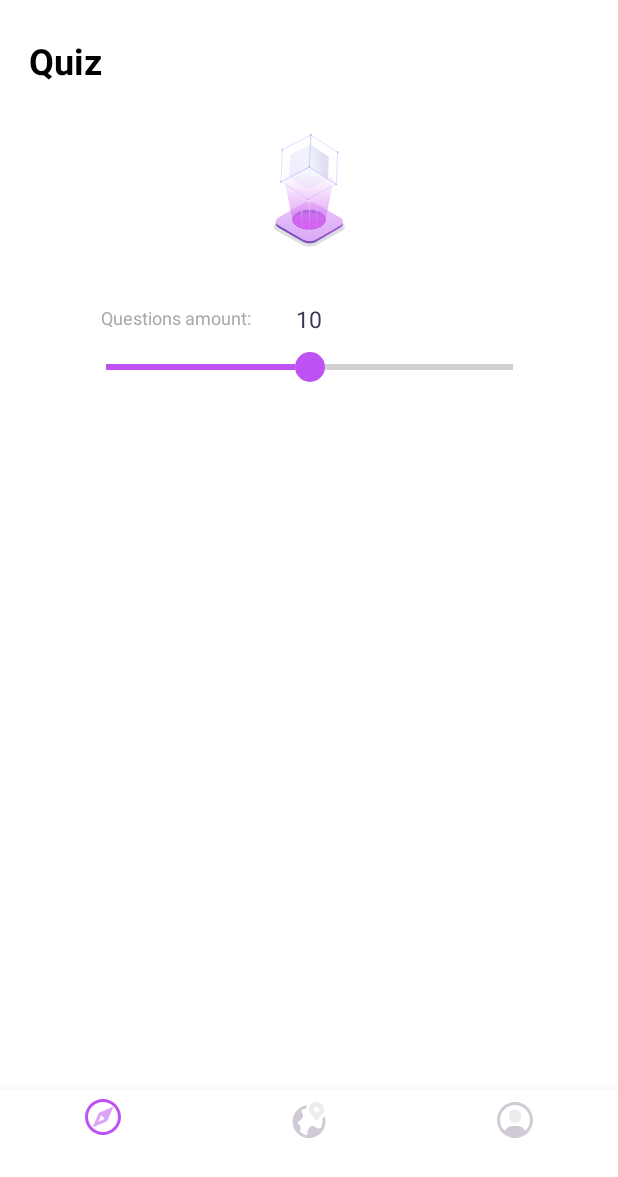
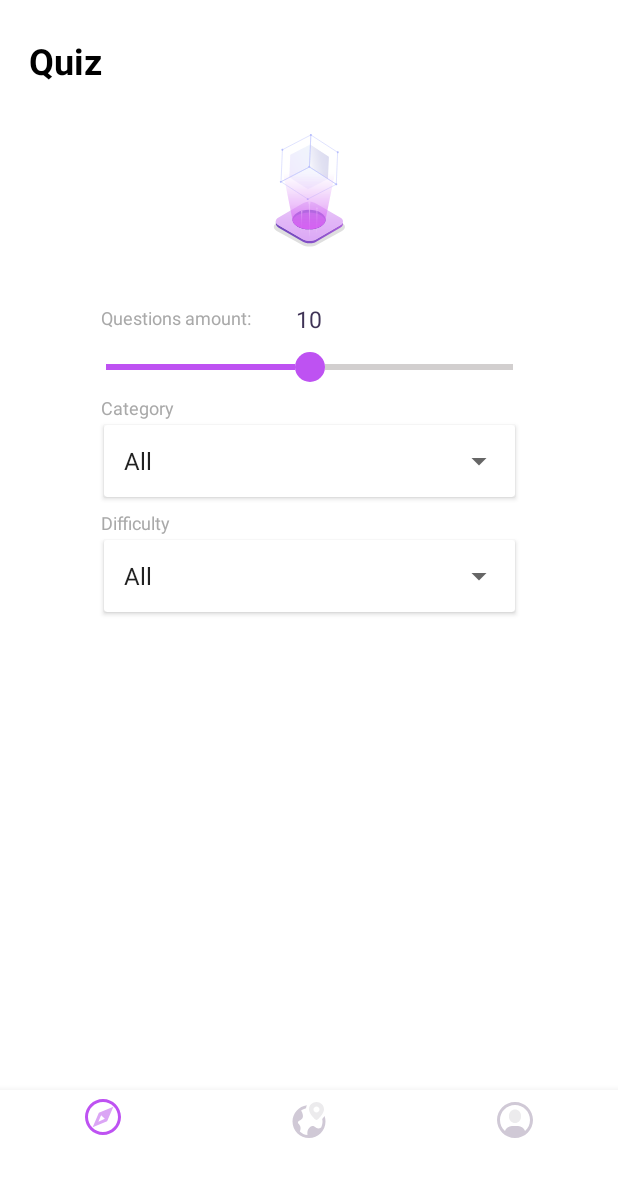
Before and after one commit to sherruh/QuizApp2, an Android app: the screen it shows after launch (MainActivity), on a phone screen of 412 x 824 dp. Shown: the top 1177 px of the screen. Run offline under Robolectric (Android 15) with nearby library versions, the phone set to English and light mode, and no system bars.

Commit message:
add spinners to MainFragment

```diff
--- a/app/src/main/java/com/example/quizapp2/main/MainFragment.java
+++ b/app/src/main/java/com/example/quizapp2/main/MainFragment.java
@@ -1,5 +1,6 @@
 package com.example.quizapp2.main;
 
+import androidx.appcompat.widget.AppCompatSpinner;
 import androidx.lifecycle.ViewModelProviders;
 
 import android.os.Bundle;
@@ -20,6 +21,8 @@ public class MainFragment extends CoreFragment implements SeekBar.OnSeekBarChang
     private MainViewModel mViewModel;
     private TextView tvAmount;
     private SeekBar seekBar;
+    private AppCompatSpinner spinnerCategory;
+    private AppCompatSpinner spinnerDifficulty;
 
     public static MainFragment newInstance() {
         return new MainFragment();
@@ -35,6 +38,9 @@ public class MainFragment extends CoreFragment implements SeekBar.OnSeekBarChang
         tvAmount = getActivity().findViewById(R.id.main_text_amount);
         seekBar = getActivity().findViewById(R.id.main_seek_bar);
         seekBar.setOnSeekBarChangeListener(this);
+        spinnerCategory = getActivity().findViewById(R.id.main_category_spinner);
+        spinnerDifficulty = getActivity().findViewById(R.id.main_difficulty_spinner);
+
     }
 
     @Override
@@ -61,7 +67,6 @@ public class MainFragment extends CoreFragment implements SeekBar.OnSeekBarChang
 
     @Override
     public void onStopTrackingTouch(SeekBar seekBar) {
-        /*Logger.d(String.valueOf(seekBar.getProgress()));
-        tvAmount.setText(String.valueOf(seekBar.getProgress()));*/
+
     }
 }
--- a/app/src/main/res/layout/main_fragment.xml
+++ b/app/src/main/res/layout/main_fragment.xml
@@ -39,9 +39,9 @@
     <TextView
         android:id="@+id/main_text_amount"
         style="@style/TextMainComponents"
+        android:layout_height="wrap_content"
         android:layout_width="wrap_content"
-        android:layout_height="wrap_content"
-        android:text="10"
+        android:text="@string/_10"
         app:layout_constraintStart_toEndOf="@id/main_text_questions_amount"
         app:layout_constraintTop_toTopOf="parent"
         android:layout_marginTop="202dp"
@@ -59,5 +59,50 @@
         app:layout_constraintStart_toStartOf="parent"
         app:layout_constraintTop_toBottomOf="@id/main_text_questions_amount" />
 
+    <TextView
+        android:id="@+id/main_text_category"
+        style="@style/TextHint"
+        app:layout_constraintStart_toStartOf="parent"
+        app:layout_constraintTop_toTopOf="parent"
+        android:layout_marginStart="67dp"
+        android:layout_marginTop="263dp"
+        android:text="@string/category"/>
+
+    <androidx.cardview.widget.CardView
+        android:id="@+id/main_category_container"
+        style="@style/MainCardView"
+        app:layout_constraintStart_toStartOf="parent"
+        app:layout_constraintEnd_toEndOf="parent"
+        app:layout_constraintTop_toTopOf="@id/main_text_category"
+        >
+        <androidx.appcompat.widget.AppCompatSpinner
+            android:id="@+id/main_category_spinner"
+            style="@style/Spinner"
+            android:entries="@array/categories"
+            />
+    </androidx.cardview.widget.CardView>
+
+    <TextView
+        android:id="@+id/main_text_difficulty"
+        style="@style/TextHint"
+        app:layout_constraintStart_toStartOf="parent"
+        app:layout_constraintTop_toTopOf="parent"
+        android:layout_marginStart="67dp"
+        android:layout_marginTop="340dp"
+        android:text="@string/difficulty"/>
+
+    <androidx.cardview.widget.CardView
+        android:id="@+id/main_difficulty_container"
+        style="@style/MainCardView"
+        app:layout_constraintStart_toStartOf="parent"
+        app:layout_constraintEnd_toEndOf="parent"
+        app:layout_constraintTop_toTopOf="@id/main_text_difficulty"
+        >
+        <androidx.appcompat.widget.AppCompatSpinner
+            android:id="@+id/main_difficulty_spinner"
+            style="@style/Spinner"
+            android:entries="@array/difficulty"
+            />
+    </androidx.cardview.widget.CardView>
 
 </androidx.constraintlayout.widget.ConstraintLayout>
--- a/app/src/main/res/values/strings.xml
+++ b/app/src/main/res/values/strings.xml
@@ -7,4 +7,21 @@
     <string name="quiz">Quiz</string>
     <string name="history">History</string>
     <string name="questions_amount">Questions amount:</string>
+    <string name="_10">10</string>
+    <string name="category">Category</string>
+    <string name="difficulty">Difficulty</string>
+
+    <string-array name="categories">
+        <item>All</item>
+        <item>History</item>
+        <item>Computer</item>
+        <item>TODO</item>
+    </string-array>
+
+    <string-array name="difficulty">
+        <item>All</item>
+        <item>Easy</item>
+        <item>Medium</item>
+        <item>Hard</item>
+    </string-array>
 </resources>
--- a/app/src/main/res/values/styles.xml
+++ b/app/src/main/res/values/styles.xml
@@ -21,14 +21,29 @@
     <style name="TextHint">
         <item name="android:textSize">12sp</item>
         <item name="android:textColor">@color/colorTextHint</item>
+        <item name="android:layout_height">wrap_content</item>
+        <item name="android:layout_width">wrap_content</item>
     </style>
 
     <style name="TextMainComponents" parent="TextCommon">
         <item name="android:textColor">@color/coloDarkGrey</item>
         <item name="android:textSize">15sp</item>
+
     </style>
 
     <style name="TextCommon">
         <item name="android:fontFamily">sans-serif</item>
     </style>
+
+    <style name="Spinner">
+        <item name="android:layout_width">274dp</item>
+        <item name="android:layout_height">48dp</item>
+        <item name="android:padding">5dp</item>
+    </style>
+
+    <style name="MainCardView">
+        <item name="android:layout_width">wrap_content</item>
+        <item name="android:layout_height">wrap_content</item>
+        <item name="android:layout_marginTop">20dp</item>
+    </style>
 </resources>
```
